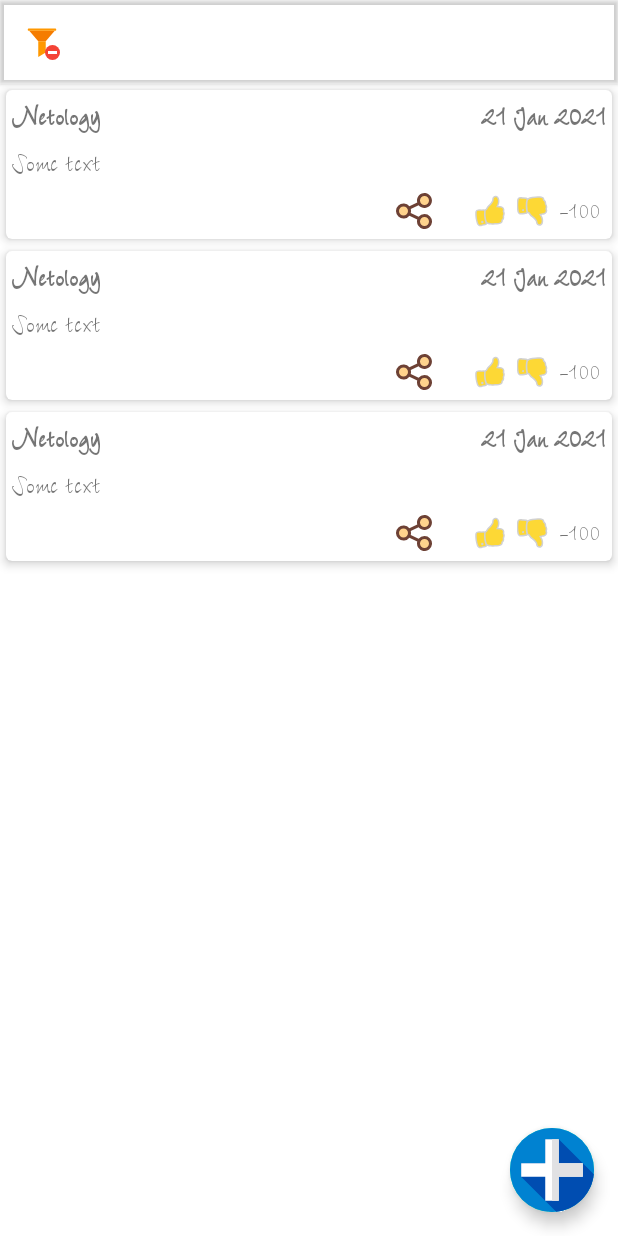
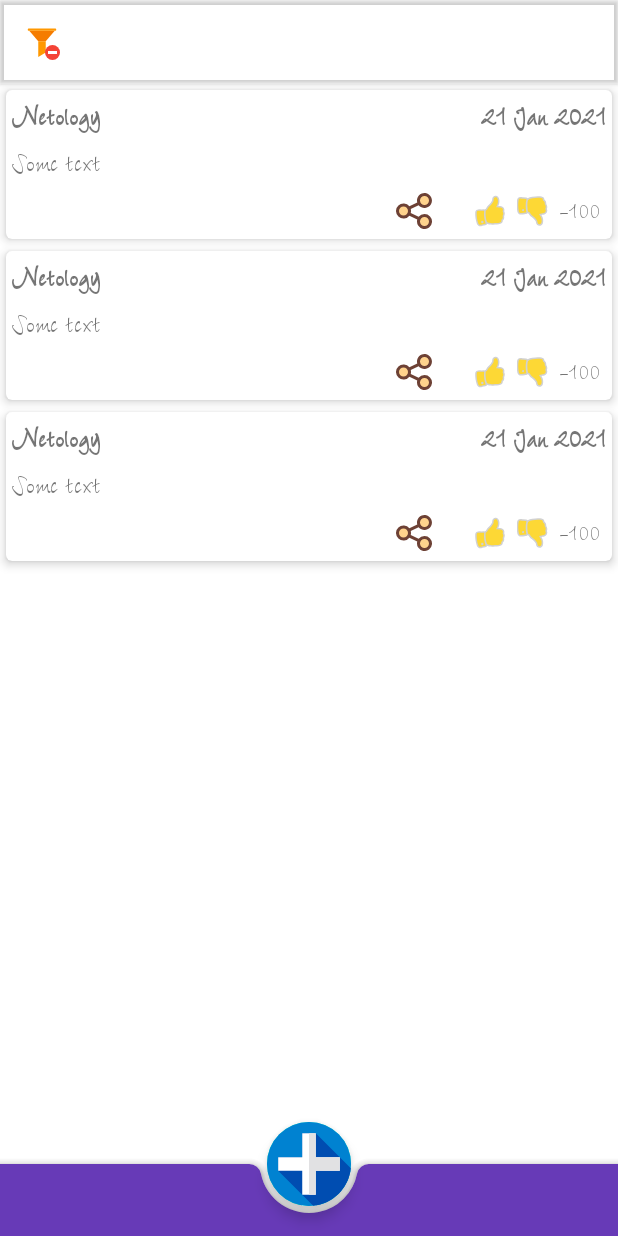
Before and after one commit to Yoji-kms/Motivation, an Android app: the layout fragment_idea_list.xml on its own in the app's theme, with its tools: preview values and no code run, on a phone screen of 412 x 824 dp. Run offline under Robolectric (Android 15) with nearby library versions, the phone set to English and light mode, and no system bars.

Commit message:
Bottom appbar added

```diff
--- a/app/src/main/res/layout/fragment_idea_list.xml
+++ b/app/src/main/res/layout/fragment_idea_list.xml
@@ -1,32 +1,33 @@
 <?xml version="1.0" encoding="utf-8"?>
 <androidx.constraintlayout.widget.ConstraintLayout
+    android:id="@+id/motionLayoutId"
     xmlns:android="http://schemas.android.com/apk/res/android"
+    xmlns:app="http://schemas.android.com/apk/res-auto"
     xmlns:tools="http://schemas.android.com/tools"
     android:layout_width="match_parent"
     android:layout_height="match_parent"
-    xmlns:app="http://schemas.android.com/apk/res-auto"
     tools:context=".activity.IdeaListFragment">
 
     <com.google.android.material.appbar.MaterialToolbar
         android:id="@+id/ideaListToolbarId"
-        android:visibility="gone"
-        android:elevation="2dp"
-        android:background="@color/transparent"
-        tools:visibility="visible"
-        tools:title="Netoltgy"
-        app:navigationIcon="@drawable/ic_clear_filter"
         android:layout_width="match_parent"
         android:layout_height="wrap_content"
+        android:background="@color/transparent"
+        android:elevation="2dp"
+        android:visibility="gone"
+        app:layout_constraintEnd_toEndOf="parent"
+        app:layout_constraintStart_toStartOf="parent"
         app:layout_constraintTop_toTopOf="parent"
-        app:layout_constraintStart_toStartOf="parent"
-        app:layout_constraintEnd_toEndOf="parent"/>
+        app:navigationIcon="@drawable/ic_clear_filter"
+        tools:title="Netoltgy"
+        tools:visibility="visible" />
 
     <androidx.coordinatorlayout.widget.CoordinatorLayout
         android:id="@+id/ideaListCoordinatorLayoutId"
         android:layout_width="match_parent"
         android:layout_height="0dp"
-        app:layout_constraintTop_toBottomOf="@id/ideaListToolbarId"
-        app:layout_constraintBottom_toBottomOf="parent">
+        app:layout_constraintBottom_toBottomOf="parent"
+        app:layout_constraintTop_toBottomOf="@id/ideaListToolbarId">
 
         <androidx.recyclerview.widget.RecyclerView
             android:id="@+id/ideaListViewId"
@@ -34,15 +35,30 @@
             android:layout_height="match_parent"
             app:layoutManager="androidx.recyclerview.widget.LinearLayoutManager"
             tools:listitem="@layout/item_idea" />
+
+
+        <com.google.android.material.bottomappbar.BottomAppBar
+            android:id="@+id/bottomAppbarId"
+            style="@style/Widget.MaterialComponents.BottomAppBar.Colored"
+            app:backgroundTint="#673AB7"
+            android:layout_width="match_parent"
+            android:layout_height="48dp"
+            android:layout_gravity="bottom"
+            app:hideOnScroll="true"
+            app:fabAlignmentMode="center"/>
+
+
+        <com.google.android.material.floatingactionbutton.FloatingActionButton
+            android:id="@+id/createIdeaFabId"
+            android:layout_width="@dimen/fab_size"
+            android:layout_height="@dimen/fab_size"
+            android:layout_margin="16dp"
+            android:contentDescription="@string/description_create_new_idea"
+            android:foreground="@drawable/ic_add_colored"
+            app:layout_anchor="@id/bottomAppbarId"
+            app:layout_constraintBottom_toBottomOf="parent"
+            app:layout_constraintEnd_toEndOf="parent" />
+
     </androidx.coordinatorlayout.widget.CoordinatorLayout>
 
-    <com.google.android.material.floatingactionbutton.FloatingActionButton
-        android:id="@+id/createIdeaFabId"
-        android:layout_width="@dimen/fab_size"
-        android:layout_height="@dimen/fab_size"
-        app:layout_constraintEnd_toEndOf="parent"
-        app:layout_constraintBottom_toBottomOf="parent"
-        android:layout_margin="16dp"
-        android:foreground="@drawable/ic_add_colored"
-        android:contentDescription="@string/description_create_new_idea" />
 </androidx.constraintlayout.widget.ConstraintLayout>
```
